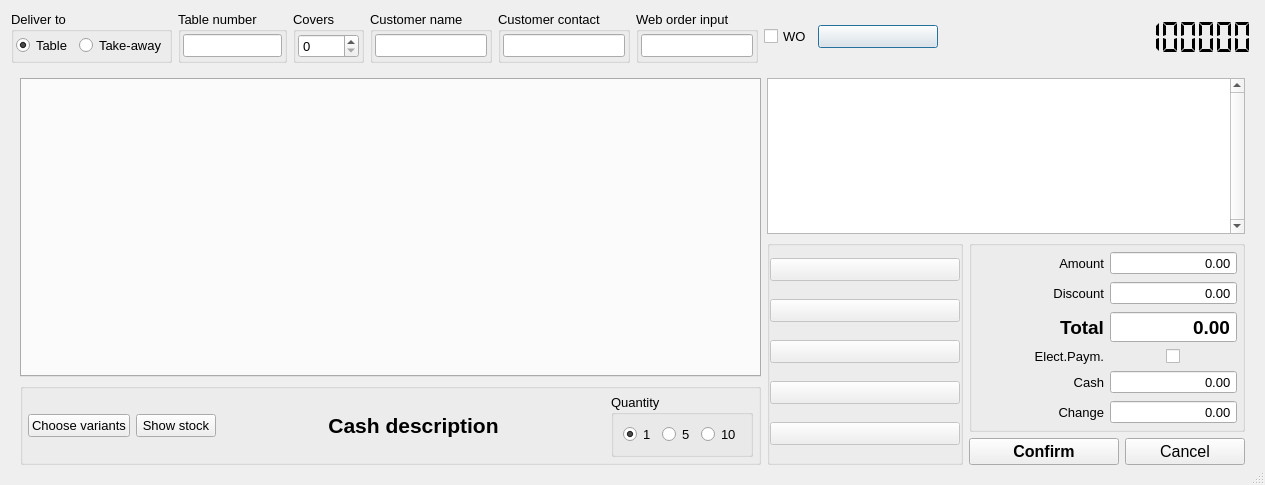
This is App/Ui/OrderDialog1.ui in paolodestefani/pySagra as Qt 5 draws it before an edit. The edited form follows.
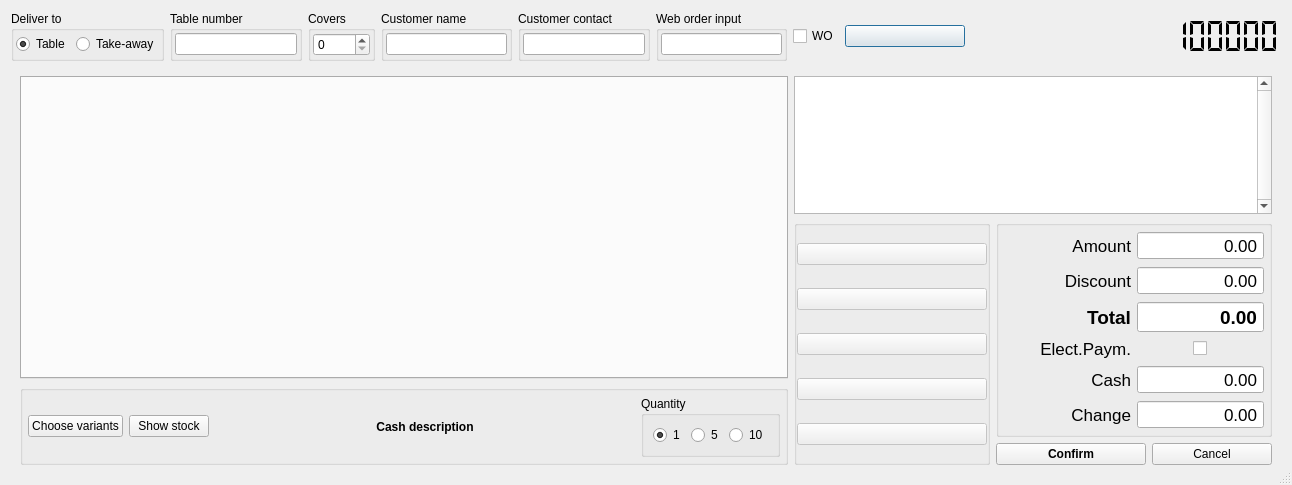
This is the edited form. The open tabs and pages were chosen to show the change.

```diff
--- a/App/Ui/OrderDialog1.ui
+++ b/App/Ui/OrderDialog1.ui
@@ -10,15 +10,10 @@
    <rect>
     <x>0</x>
     <y>0</y>
-    <width>1191</width>
+    <width>1292</width>
     <height>485</height>
    </rect>
   </property>
-  <property name="font">
-   <font>
-    <pointsize>10</pointsize>
-   </font>
-  </property>
   <property name="windowTitle">
    <string>Order dialog</string>
   </property>
@@ -308,12 +303,6 @@
              <height>0</height>
             </size>
            </property>
-           <property name="font">
-            <font>
-             <pointsize>14</pointsize>
-             <bold>true</bold>
-            </font>
-           </property>
            <property name="tabPosition">
             <enum>QTabWidget::TabPosition::North</enum>
            </property>
@@ -397,7 +386,6 @@
                <widget class="QLabel" name="labelCashDeskDescription">
                 <property name="font">
                  <font>
-                  <pointsize>16</pointsize>
                   <bold>true</bold>
                  </font>
                 </property>
@@ -482,11 +470,6 @@
              <height>0</height>
             </size>
            </property>
-           <property name="font">
-            <font>
-             <pointsize>11</pointsize>
-            </font>
-           </property>
            <property name="verticalScrollBarPolicy">
             <enum>Qt::ScrollBarPolicy::ScrollBarAlwaysOn</enum>
            </property>
@@ -714,7 +697,7 @@
                     </property>
                     <property name="font">
                      <font>
-                      <pointsize>10</pointsize>
+                      <pointsize>13</pointsize>
                       <bold>false</bold>
                      </font>
                     </property>
@@ -728,6 +711,11 @@
                   </item>
                   <item row="1" column="1">
                    <widget class="QDoubleSpinBox" name="doubleSpinBoxDiscount">
+                    <property name="font">
+                     <font>
+                      <pointsize>13</pointsize>
+                     </font>
+                    </property>
                     <property name="alignment">
                      <set>Qt::AlignmentFlag::AlignRight|Qt::AlignmentFlag::AlignTrailing|Qt::AlignmentFlag::AlignVCenter</set>
                     </property>
@@ -750,6 +738,11 @@
                       <height>0</height>
                      </size>
                     </property>
+                    <property name="font">
+                     <font>
+                      <pointsize>13</pointsize>
+                     </font>
+                    </property>
                     <property name="text">
                      <string>Discount</string>
                     </property>
@@ -760,6 +753,11 @@
                   </item>
                   <item row="4" column="1">
                    <widget class="QDoubleSpinBox" name="doubleSpinBoxCash">
+                    <property name="font">
+                     <font>
+                      <pointsize>13</pointsize>
+                     </font>
+                    </property>
                     <property name="alignment">
                      <set>Qt::AlignmentFlag::AlignRight|Qt::AlignmentFlag::AlignTrailing|Qt::AlignmentFlag::AlignVCenter</set>
                     </property>
@@ -828,7 +826,7 @@
                    <widget class="QLabel" name="label_10">
                     <property name="font">
                      <font>
-                      <pointsize>10</pointsize>
+                      <pointsize>13</pointsize>
                       <bold>false</bold>
                      </font>
                     </property>
@@ -842,6 +840,11 @@
                   </item>
                   <item row="5" column="1">
                    <widget class="QDoubleSpinBox" name="doubleSpinBoxChange">
+                    <property name="font">
+                     <font>
+                      <pointsize>13</pointsize>
+                     </font>
+                    </property>
                     <property name="alignment">
                      <set>Qt::AlignmentFlag::AlignRight|Qt::AlignmentFlag::AlignTrailing|Qt::AlignmentFlag::AlignVCenter</set>
                     </property>
@@ -858,6 +861,11 @@
                   </item>
                   <item row="0" column="1">
                    <widget class="QDoubleSpinBox" name="doubleSpinBoxSubTotal">
+                    <property name="font">
+                     <font>
+                      <pointsize>13</pointsize>
+                     </font>
+                    </property>
                     <property name="cursor">
                      <cursorShape>ForbiddenCursor</cursorShape>
                     </property>
@@ -885,7 +893,7 @@
                    <widget class="QLabel" name="label_9">
                     <property name="font">
                      <font>
-                      <pointsize>10</pointsize>
+                      <pointsize>13</pointsize>
                       <bold>false</bold>
                      </font>
                     </property>
@@ -899,6 +907,11 @@
                   </item>
                   <item row="3" column="0">
                    <widget class="QLabel" name="label_2">
+                    <property name="font">
+                     <font>
+                      <pointsize>13</pointsize>
+                     </font>
+                    </property>
                     <property name="text">
                      <string>Elect.Paym.</string>
                     </property>
@@ -909,6 +922,11 @@
                   </item>
                   <item row="3" column="1" alignment="Qt::AlignmentFlag::AlignHCenter">
                    <widget class="QCheckBox" name="checkBoxElectronicPayment">
+                    <property name="font">
+                     <font>
+                      <pointsize>13</pointsize>
+                     </font>
+                    </property>
                     <property name="focusPolicy">
                      <enum>Qt::FocusPolicy::StrongFocus</enum>
                     </property>
@@ -940,7 +958,6 @@
                  </property>
                  <property name="font">
                   <font>
-                   <pointsize>12</pointsize>
                    <bold>true</bold>
                   </font>
                  </property>
@@ -969,11 +986,6 @@
                    <height>0</height>
                   </size>
                  </property>
-                 <property name="font">
-                  <font>
-                   <pointsize>12</pointsize>
-                  </font>
-                 </property>
                  <property name="text">
                   <string>Cancel</string>
                  </property>
```
Left out of the diff: 6 changed lines with no effect on the pictures.
